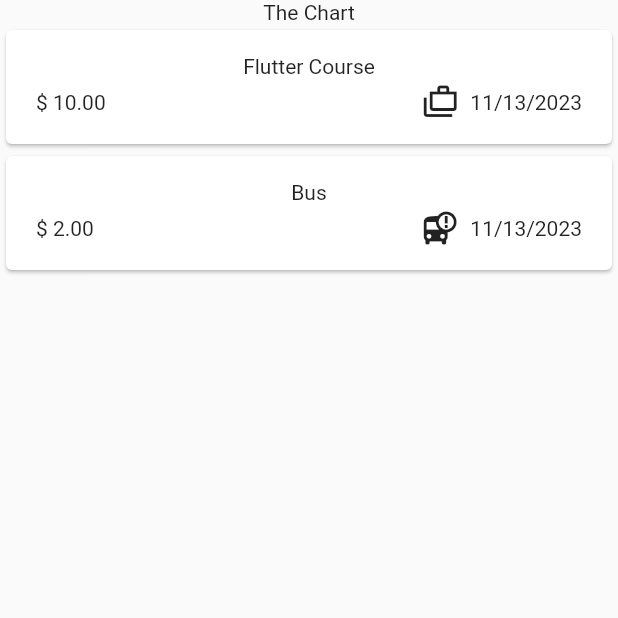
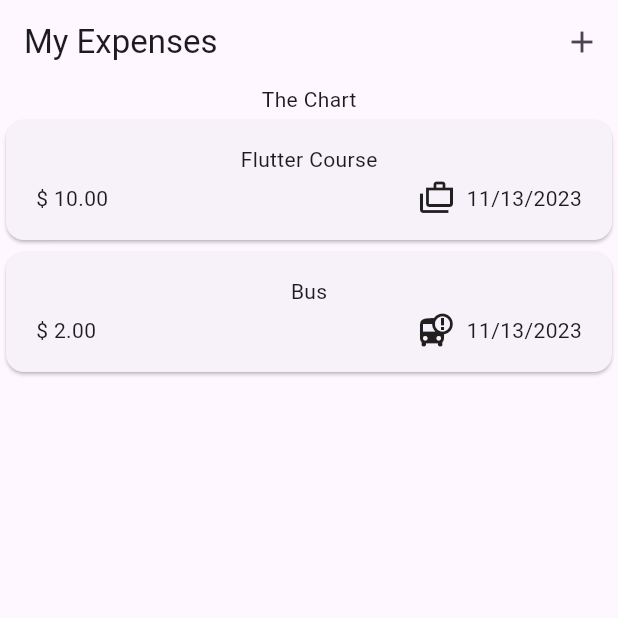
Before and after one commit to Mugaf/expense-tracker-flutter, a Flutter app: the screen it shows after launch, on a phone screen of 412 x 824 dp, the top half of it. Run offline on Flutter 3.47's test engine with Material 2 defaults, Android fonts, the phone set to English and light mode, and no system bars.

Commit message:
adding App Bar

```diff
--- a/lib/main.dart
+++ b/lib/main.dart
@@ -2,7 +2,8 @@ import 'package:expense_tracker/widgets/expenses.dart';
 import 'package:flutter/material.dart';
 
 void main() {
-  runApp(const MaterialApp(
-    home: Expenses(),
+  runApp(MaterialApp(
+    theme: ThemeData(useMaterial3: true),
+    home: const Expenses(),
   ));
 }
--- a/lib/widgets/expenses.dart
+++ b/lib/widgets/expenses.dart
@@ -28,6 +28,10 @@ class _ExpensesState extends State<Expenses> {
   @override
   Widget build(BuildContext context) {
     return Scaffold(
+      appBar: AppBar(
+        title: const Text('My Expenses'),
+        actions: [IconButton(onPressed: () {}, icon: const Icon(Icons.add))],
+      ),
       body: Column(
         children: [
           const Text('The Chart'),
```
